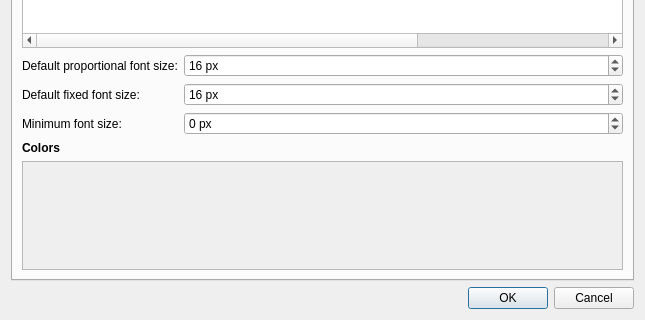
Above: src/ui/PreferencesDialog.ui from OtterBrowser/otter-browser before the change; both pictures show x 0 to 645 and y 277 to 597 of the 645 by 597 pixel window. Below: the same form after it.
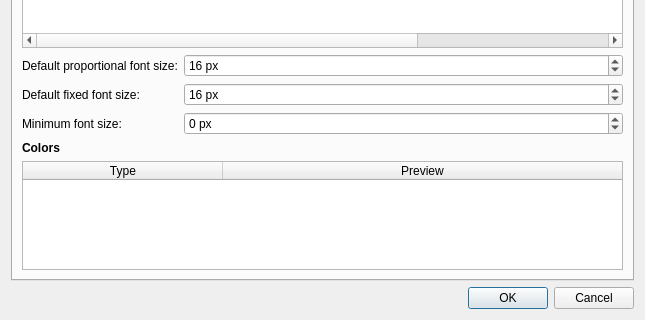
That is the form after the change. The open tabs and pages were chosen to show the change.

Commit message: Allow to change default colors

What changed in the file:
```diff
--- a/src/ui/PreferencesDialog.ui
+++ b/src/ui/PreferencesDialog.ui
@@ -553,10 +553,47 @@
         </widget>
        </item>
        <item>
-        <widget class="QTableView" name="colorsView">
-         <property name="enabled">
+        <widget class="QTableWidget" name="colorsWidget">
+         <property name="editTriggers">
+          <set>QAbstractItemView::NoEditTriggers</set>
+         </property>
+         <property name="alternatingRowColors">
+          <bool>true</bool>
+         </property>
+         <property name="selectionMode">
+          <enum>QAbstractItemView::SingleSelection</enum>
+         </property>
+         <property name="selectionBehavior">
+          <enum>QAbstractItemView::SelectRows</enum>
+         </property>
+         <property name="showGrid">
           <bool>false</bool>
          </property>
+         <property name="wordWrap">
+          <bool>false</bool>
+         </property>
+         <attribute name="horizontalHeaderDefaultSectionSize">
+          <number>200</number>
+         </attribute>
+         <attribute name="horizontalHeaderHighlightSections">
+          <bool>false</bool>
+         </attribute>
+         <attribute name="horizontalHeaderStretchLastSection">
+          <bool>true</bool>
+         </attribute>
+         <attribute name="verticalHeaderVisible">
+          <bool>false</bool>
+         </attribute>
+         <column>
+          <property name="text">
+           <string>Type</string>
+          </property>
+         </column>
+         <column>
+          <property name="text">
+           <string>Preview</string>
+          </property>
+         </column>
         </widget>
        </item>
        <item>
```
The commit also changes 5 other files.
